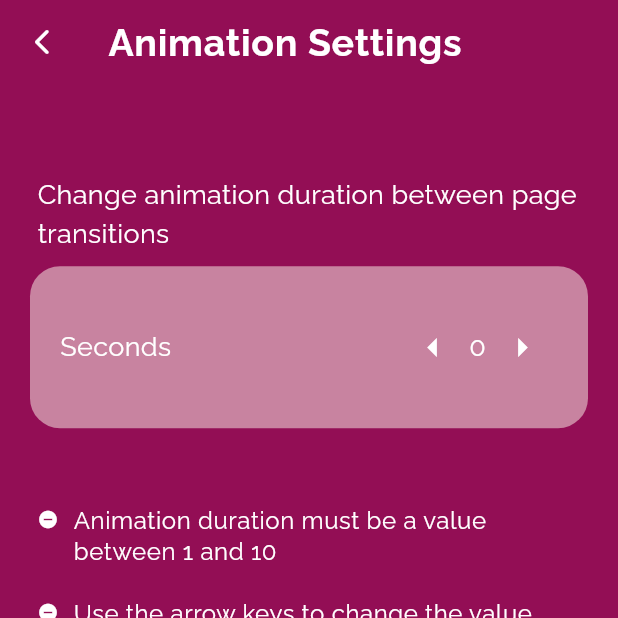
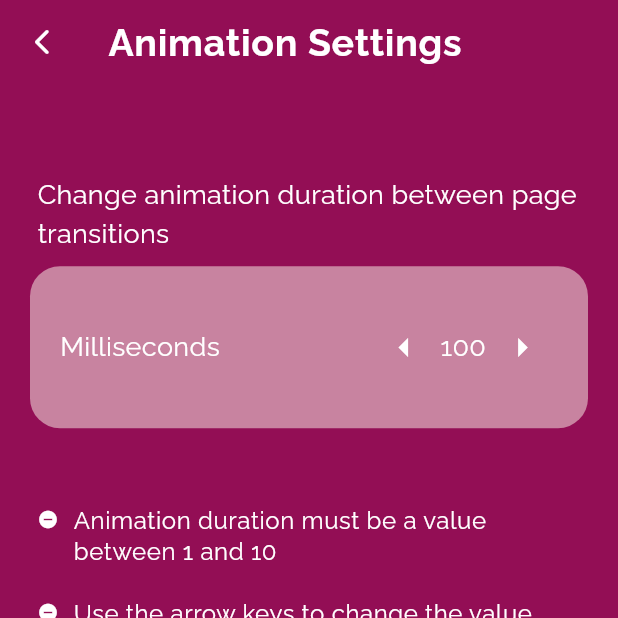
Before and after one commit to oshika512-tech/UAE-Application, a Flutter app: the AnimationSettings screen opened by its route, after a tap on the "arrow left" icon, on a phone screen of 412 x 824 dp, the top half of it. Run offline on Flutter 3.47's test engine with Material 3 defaults, Android fonts, the phone set to English and light mode, and no system bars; our stand-ins replace another_flushbar, cloud_firestore, device_preview, firebase_auth, firebase_core, flutter_easyloading and 7 more; missing offline and left inert: cloudinary_sdk; accounts and stored records are empty.

Commit message:
update animation d.settings

```diff
--- a/lib/core/routing/app.routing.dart
+++ b/lib/core/routing/app.routing.dart
@@ -123,8 +123,8 @@ GoRoute _route(
     pageBuilder: (context, state) => CustomTransitionPage(
       key: state.pageKey,
       child: page,
-      transitionDuration: Duration(seconds: duration),
-      reverseTransitionDuration: Duration(seconds: duration),
+      transitionDuration: Duration(milliseconds: duration),
+      reverseTransitionDuration: Duration(milliseconds: duration),
       transitionsBuilder: (context, animation, secondaryAnimation, child) {
         //  const begin = Offset(-1.0, 0.0);
         const end = Offset.zero;
--- a/lib/data/services/animation.services.dart
+++ b/lib/data/services/animation.services.dart
@@ -11,7 +11,7 @@ Future<void > setAnimationDuration(int duration) async {
 // get animation duration
   Future<int> getAnimationDuration() async {
     final prefs = await SharedPreferences.getInstance();
-    return prefs.getInt('animationDuration') ?? 1;
+    return prefs.getInt('animationDuration') ?? 100;
   }
 
 
--- a/lib/main.dart
+++ b/lib/main.dart
@@ -7,7 +7,6 @@ import 'package:meditation_center/core/routing/app.routing.dart';
 import 'package:meditation_center/core/theme/app.theme.dart';
 import 'package:device_preview/device_preview.dart';
 import 'package:meditation_center/data/services/animation.services.dart';
-import 'package:meditation_center/providers/notification.provider.dart';
 import 'package:meditation_center/providers/post.with.users.provider.dart';
 import 'package:meditation_center/providers/post.provider.dart';
 import 'package:meditation_center/providers/user.provider.dart';
@@ -30,7 +29,7 @@ void main() async {
           ChangeNotifierProvider(create: (_) => UserProvider()),
           ChangeNotifierProvider(create: (_) => PostProvider()),
           ChangeNotifierProvider(create: (_) => PostWithUsersProvider()),
-          ChangeNotifierProvider(create: (_) => NotificationProvider()),
+          ChangeNotifierProvider(create: (_) => PostWithUsersProvider()),
         ],
         child: MyApp(),
       ),
--- a/lib/presentation/pages/animation settings/animation.settings.dart
+++ b/lib/presentation/pages/animation settings/animation.settings.dart
@@ -12,7 +12,7 @@ class AnimationSettings extends StatefulWidget {
 }
 
 class _AnimationSettingsState extends State<AnimationSettings> {
-  int durationVal = 1;
+  int durationVal = 100;
 
 Future<void> getDuration() async {
   final val = await AnimationServices().getAnimationDuration();
@@ -30,16 +30,16 @@ Future<void> getDuration() async {
   }
 
   void incrementVal() {
-    if (durationVal != 10) {
-      durationVal++;
+    if (durationVal != 1000) {
+      durationVal+=100;
       saveDuration(durationVal);
       setState(() {});
     }
   }
 
   void decrementVal() {
-    if (durationVal != 0) {
-      durationVal--;
+    if (durationVal != 100) {
+      durationVal-=100;
       saveDuration(durationVal);
       setState(() {});
     }
@@ -107,7 +107,7 @@ Future<void> getDuration() async {
                   mainAxisAlignment: MainAxisAlignment.spaceBetween,
                   children: [
                     Text(
-                      "Seconds",
+                      "Milliseconds",
                       style: theme.textTheme.bodyMedium!
                           .copyWith(color: AppColors.whiteColor),
                     ),
--- a/lib/presentation/pages/notification/notification.page.dart
+++ b/lib/presentation/pages/notification/notification.page.dart
@@ -17,7 +17,7 @@ class NotificationPage extends StatelessWidget {
     final cUser = FirebaseAuth.instance.currentUser!.uid;
 
     return Padding(
-      padding: const EdgeInsets.symmetric(horizontal: 20, vertical: 20),
+      padding: const EdgeInsets.symmetric(horizontal: 20),
       child: Consumer(
         builder: (context, NotificationProvider notificationProvider, child) =>
             FutureBuilder(
@@ -63,7 +63,7 @@ class NotificationPage extends StatelessWidget {
                       ],
                     ),
                   ),
-                  const SizedBox(height: 10),
+
                   ListView.builder(
                     itemCount: notifications.length,
                     shrinkWrap: true,
```
